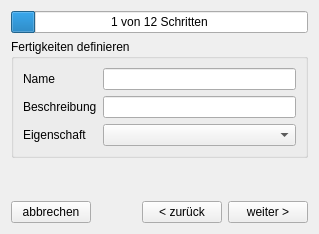
This is Fuk/fertigkeitform.ui in FireballGfx/FUK as Qt 5 draws it before an edit. The edited form follows.
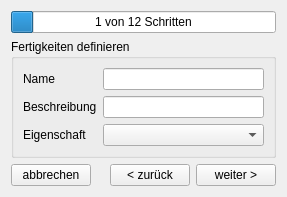
This is the edited form.

```diff
--- a/Fuk/fertigkeitform.ui
+++ b/Fuk/fertigkeitform.ui
@@ -6,8 +6,8 @@
    <rect>
     <x>0</x>
     <y>0</y>
-    <width>319</width>
-    <height>234</height>
+    <width>287</width>
+    <height>189</height>
    </rect>
   </property>
   <property name="windowTitle">
```
